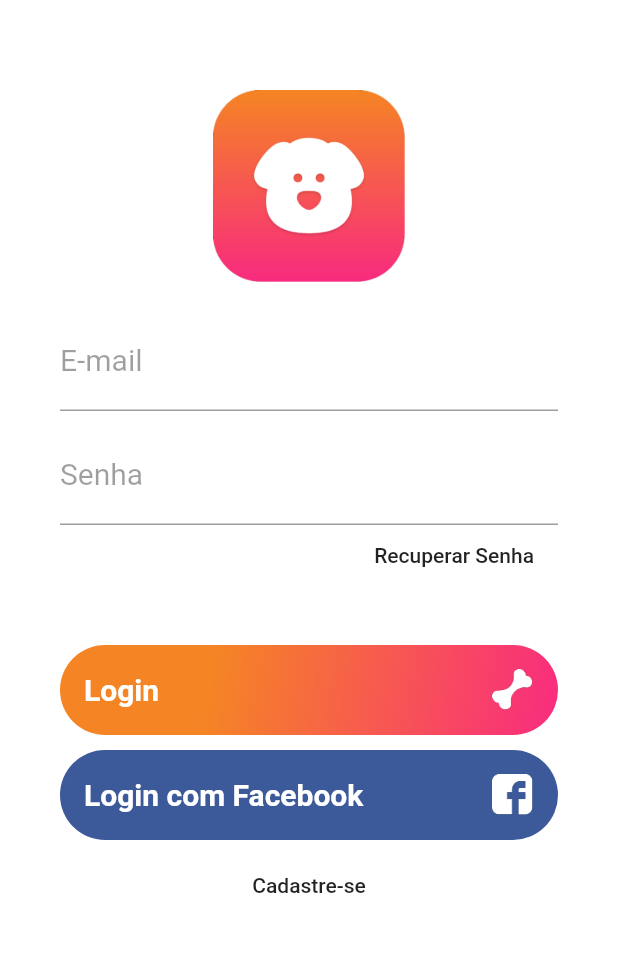
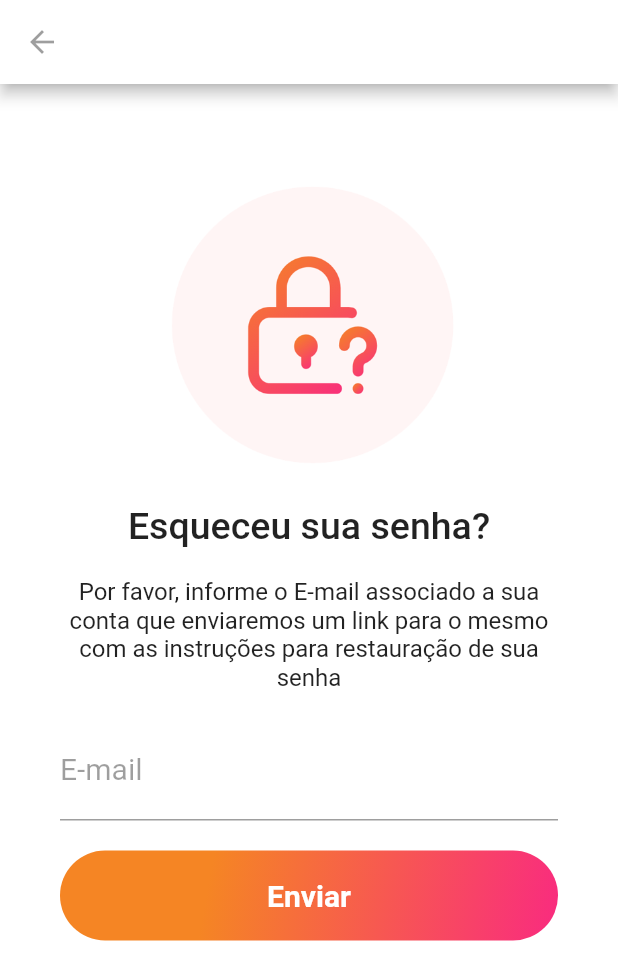
Before and after one commit to JMustang/Dogs_Life, a Flutter app: the screen it shows after launch, after a tap on "Recuperar Senha", on a phone screen of 412 x 824 dp. Shown: the top 980 px of the screen. Run offline on Flutter 3.47's test engine with Material 2 defaults, Android fonts, the phone set to English and light mode, and no system bars.

Commit message:
tela de reset-password criada

```diff
--- a/lib/pages/login.page.dart
+++ b/lib/pages/login.page.dart
@@ -1,3 +1,4 @@
+import 'package:dogslife/pages/reset-password.page.dart';
 import 'package:flutter/material.dart';
 
 class LoginPage extends StatelessWidget {
@@ -59,8 +60,16 @@ class LoginPage extends StatelessWidget {
               child: FlatButton(
                 child: Text(
                   "Recuperar Senha",
+                  textAlign: TextAlign.right,
                 ),
-                onPressed: () {},
+                onPressed: () {
+                  Navigator.push(
+                    context,
+                    MaterialPageRoute(
+                      builder: (context) => ResetPasswordPage(),
+                    ),
+                  );
+                },
               ),
             ),
             SizedBox(
--- /dev/null
+++ b/lib/pages/reset-password.page.dart
@@ -0,0 +1,109 @@
+import 'package:flutter/material.dart';
+
+class ResetPasswordPage extends StatelessWidget {
+  @override
+  Widget build(BuildContext context) {
+    return Scaffold(
+      appBar: AppBar(
+        backgroundColor: Colors.white,
+        leading: IconButton(
+          icon: Icon(Icons.arrow_back),
+          color: Colors.black38,
+          onPressed: () => Navigator.pop(context, false),
+        ),
+      ),
+      body: Container(
+        padding: EdgeInsets.only(
+          top: 60,
+          left: 40,
+          right: 40,
+        ),
+        color: Colors.white,
+        child: ListView(
+          children: <Widget>[
+            SizedBox(
+              width: 200,
+              height: 200,
+              child: Image.asset("assets/reset-password-icon.png"),
+            ),
+            SizedBox(
+              height: 20,
+            ),
+            Text(
+              "Esqueceu sua senha?",
+              style: TextStyle(
+                fontSize: 25,
+                fontWeight: FontWeight.w500,
+              ),
+              textAlign: TextAlign.center,
+            ),
+            SizedBox(
+              height: 20,
+            ),
+            Text(
+              "Por favor, informe o E-mail associado a sua conta que enviaremos um link para o mesmo com as instruções para restauração de sua senha",
+              style: TextStyle(
+                fontSize: 16,
+                fontWeight: FontWeight.w400,
+              ),
+              textAlign: TextAlign.center,
+            ),
+            SizedBox(
+              height: 20,
+            ),
+            TextFormField(
+              keyboardType: TextInputType.emailAddress,
+              decoration: InputDecoration(
+                labelText: "E-mail",
+                labelStyle: TextStyle(
+                  color: Colors.black38,
+                  fontWeight: FontWeight.w400,
+                  fontSize: 20,
+                ),
+              ),
+              style: TextStyle(fontSize: 20),
+            ),
+            SizedBox(
+              height: 20,
+            ),
+            Container(
+              height: 60,
+              alignment: Alignment.centerLeft,
+              decoration: BoxDecoration(
+                gradient: LinearGradient(
+                  begin: Alignment.topLeft,
+                  end: Alignment.bottomRight,
+                  stops: [0.3, 1],
+                  colors: [
+                    Color(0xFFF58524),
+                    Color(0xFFF92B7F),
+                  ],
+                ),
+                borderRadius: BorderRadius.all(
+                  Radius.circular(35),
+                ),
+              ),
+              child: SizedBox.expand(
+                child: FlatButton(
+                  child: Text(
+                    "Enviar",
+                    style: TextStyle(
+                      fontWeight: FontWeight.bold,
+                      color: Colors.white,
+                      fontSize: 20,
+                    ),
+                    textAlign: TextAlign.center,
+                  ),
+                  onPressed: () {},
+                ),
+              ),
+            ),
+            SizedBox(
+              height: 20,
+            )
+          ],
+        ),
+      ),
+    );
+  }
+}
```
